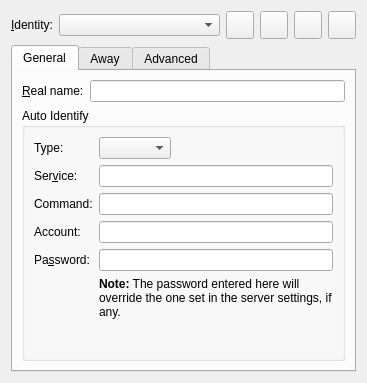
This is src/identitydialog.ui in KDE/konversation as Qt 5 draws it before an edit. The edited form follows.
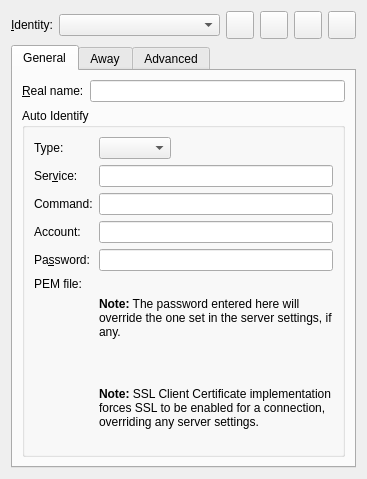
This is the edited form. Custom widgets are drawn as their Qt base class.

Commit message:
Add support for SSL Client Certificate authentication using PEM files.
BUG:164794

The additional info label unfortunately makes the Qt 4.8 regression
in QFormLayout even more annoying; I'll have to deal with this later.

Diff of the .ui file:
```diff
--- a/src/identitydialog.ui
+++ b/src/identitydialog.ui
@@ -7,7 +7,7 @@
     <x>0</x>
     <y>0</y>
     <width>331</width>
-    <height>366</height>
+    <height>472</height>
    </rect>
   </property>
   <layout class="QVBoxLayout" name="verticalLayout_2">
@@ -282,7 +282,7 @@
             </property>
            </widget>
           </item>
-          <item row="6" column="1">
+          <item row="7" column="1">
            <widget class="QLabel" name="serverPasswordAuthInfoLabel">
             <property name="sizePolicy">
              <sizepolicy hsizetype="Expanding" vsizetype="Minimum">
@@ -301,6 +301,36 @@
             </property>
            </widget>
           </item>
+          <item row="6" column="1">
+           <widget class="KUrlRequester" name="m_pemClientCertFile">
+            <property name="filter">
+             <string>*.pem</string>
+            </property>
+           </widget>
+          </item>
+          <item row="6" column="0">
+           <widget class="QLabel" name="pemClientCertFileLabel">
+            <property name="text">
+             <string>PEM file:</string>
+            </property>
+           </widget>
+          </item>
+          <item row="8" column="1">
+           <widget class="QLabel" name="pemClientCertAuthInfoLabel">
+            <property name="sizePolicy">
+             <sizepolicy hsizetype="Expanding" vsizetype="Minimum">
+              <horstretch>0</horstretch>
+              <verstretch>0</verstretch>
+             </sizepolicy>
+            </property>
+            <property name="text">
+             <string>&lt;html&gt;&lt;head/&gt;&lt;body&gt;&lt;p&gt;&lt;span style=&quot; font-weight:600;&quot;&gt;Note:&lt;/span&gt; SSL Client Certificate implementation forces SSL to be enabled for a connection, overriding any server settings.&lt;/p&gt;&lt;/body&gt;&lt;/html&gt;</string>
+            </property>
+            <property name="wordWrap">
+             <bool>true</bool>
+            </property>
+           </widget>
+          </item>
          </layout>
         </widget>
        </item>
@@ -672,6 +702,11 @@
    <extends>QSpinBox</extends>
    <header>knuminput.h</header>
   </customwidget>
+  <customwidget>
+   <class>KUrlRequester</class>
+   <extends>QFrame</extends>
+   <header>kurlrequester.h</header>
+  </customwidget>
   <customwidget>
    <class>KTabWidget</class>
    <extends>QTabWidget</extends>
```
Left out of the diff: 1 changed line with no effect on the pictures. The commit also changes 6 other files.
